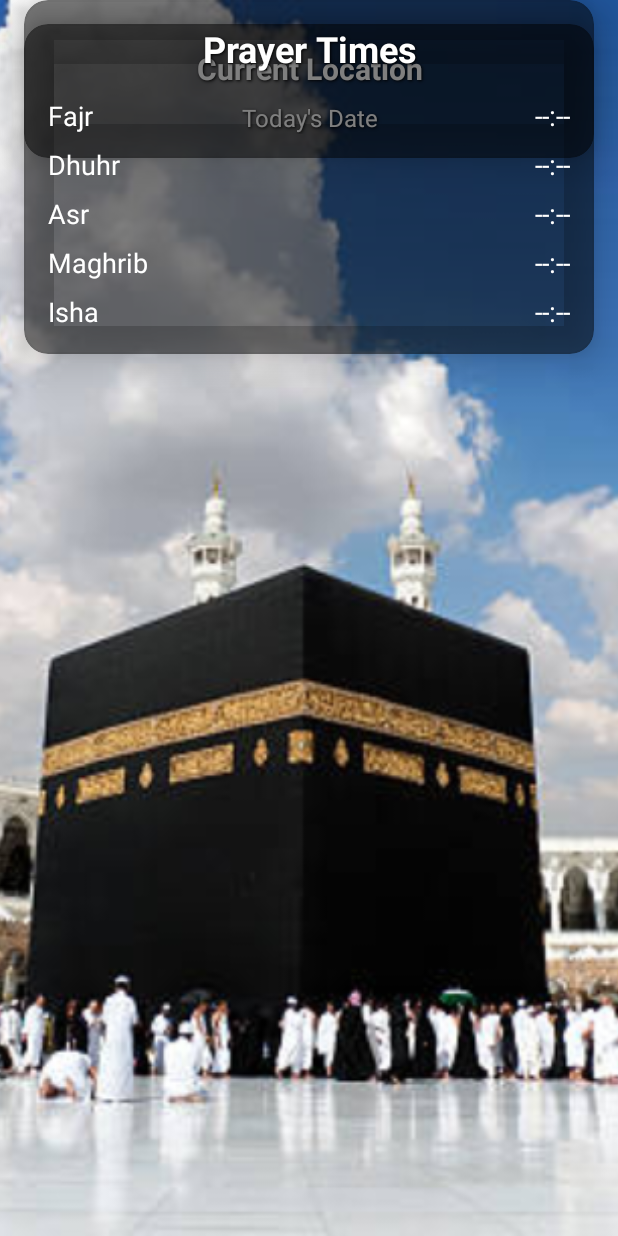
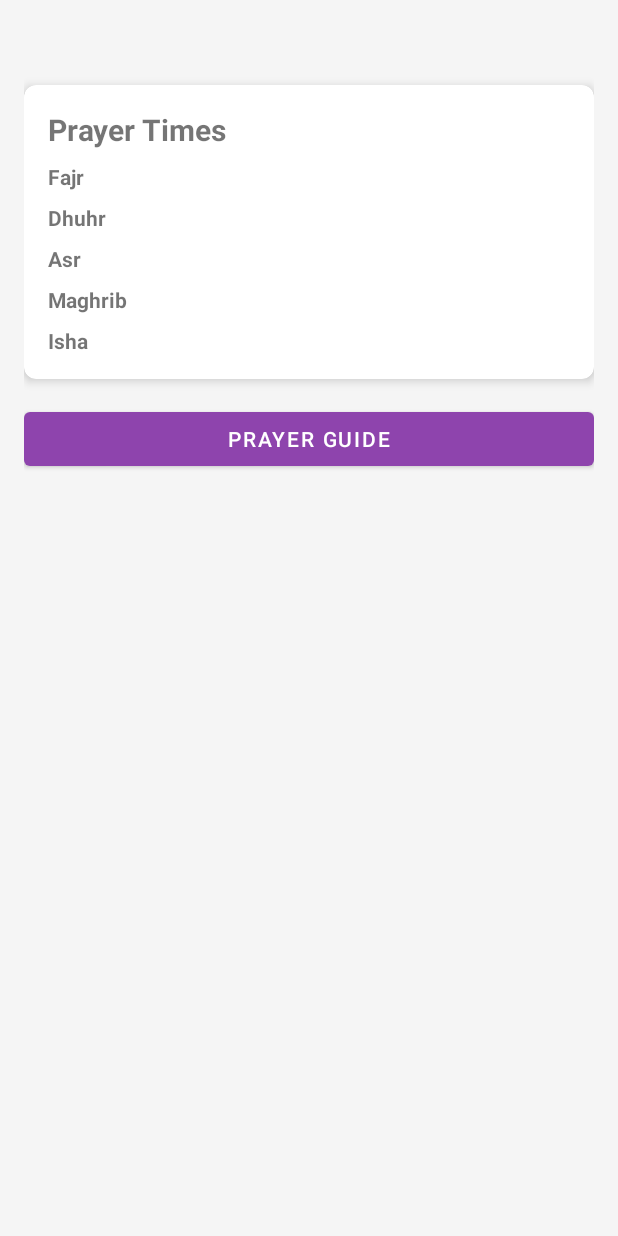
Before and after one commit to visiosoft/tasbeehcounter, an Android app: the layout fragment_namaz.xml on its own in the app's theme, with its tools: preview values and no code run, on a phone screen of 412 x 824 dp. Run offline under Robolectric (Android 15) with nearby library versions, the light colour scheme and no system bars.

Commit message:
Added Qibla and namaz time

```diff
--- a/app/build.gradle
+++ b/app/build.gradle
@@ -41,6 +41,10 @@ dependencies {
     implementation 'androidx.appcompat:appcompat:1.6.1'
     implementation 'com.google.android.material:material:1.11.0'
     implementation 'androidx.constraintlayout:constraintlayout:2.1.4'
+
+    // Google Play Services Location
+    implementation 'com.google.android.gms:play-services-location:21.1.0'
+
     testImplementation 'junit:junit:4.13.2'
     androidTestImplementation 'androidx.test.ext:junit:1.1.5'
     androidTestImplementation 'androidx.test.espresso:espresso-core:3.5.1'
--- a/app/src/main/AndroidManifest.xml
+++ b/app/src/main/AndroidManifest.xml
@@ -7,6 +7,8 @@
     <uses-permission android:name="android.permission.ACCESS_FINE_LOCATION" />
     <uses-permission android:name="android.permission.ACCESS_COARSE_LOCATION" />
     <uses-permission android:name="android.permission.INTERNET" />
+    <uses-feature android:name="android.hardware.sensor.accelerometer" android:required="true" />
+    <uses-feature android:name="android.hardware.sensor.compass" android:required="true" />
 
     <application
         android:allowBackup="true"
--- a/app/src/main/res/drawable/ic_qibla.xml
+++ b/app/src/main/res/drawable/ic_qibla.xml
@@ -5,6 +5,6 @@
     android:viewportWidth="24"
     android:viewportHeight="24">
     <path
-        android:fillColor="#000000"
-        android:pathData="M12,2C6.48,2 2,6.48 2,12s4.48,10 10,10 10,-4.48 10,-10S17.52,2 12,2zM12,20c-4.41,0 -8,-3.59 -8,-8s3.59,-8 8,-8 8,3.59 8,8 -3.59,8 -8,8zM12,6c-3.31,0 -6,2.69 -6,6s2.69,6 6,6 6,-2.69 6,-6 -2.69,-6 -6,-6zM12,16c-2.21,0 -4,-1.79 -4,-4s1.79,-4 4,-4 4,1.79 4,4 -1.79,4 -4,4zM12,10c-1.1,0 -2,0.9 -2,2s0.9,2 2,2 2,-0.9 2,-2 -0.9,-2 -2,-2z"/>
+        android:fillColor="#FF000000"
+        android:pathData="M12,2L4.5,20.29l0.71,0.71L12,18l6.79,3 0.71,-0.71z"/>
 </vector>
--- a/app/src/main/res/drawable/ic_tasbeeh.xml
+++ b/app/src/main/res/drawable/ic_tasbeeh.xml
@@ -5,6 +5,6 @@
     android:viewportWidth="24"
     android:viewportHeight="24">
     <path
-        android:fillColor="#000000"
-        android:pathData="M12,2C6.48,2 2,6.48 2,12s4.48,10 10,10 10,-4.48 10,-10S17.52,2 12,2zM12,20c-4.41,0 -8,-3.59 -8,-8s3.59,-8 8,-8 8,3.59 8,8 -3.59,8 -8,8zM12,6c-3.31,0 -6,2.69 -6,6s2.69,6 6,6 6,-2.69 6,-6 -2.69,-6 -6,-6zM12,16c-2.21,0 -4,-1.79 -4,-4s1.79,-4 4,-4 4,1.79 4,4 -1.79,4 -4,4z"/>
+        android:fillColor="#FF000000"
+        android:pathData="M12,2C6.48,2 2,6.48 2,12s4.48,10 10,10 10,-4.48 10,-10S17.52,2 12,2zM12,20c-4.41,0 -8,-3.59 -8,-8s3.59,-8 8,-8 8,3.59 8,8 -3.59,8 -8,8zM12,6c-3.31,0 -6,2.69 -6,6s2.69,6 6,6 6,-2.69 6,-6 -2.69,-6 -6,-6zM12,16c-2.21,0 -4,-1.79 -4,-4s1.79,-4 4,-4 4,1.79 4,4 -1.79,4 -4,4zM12,10c-1.1,0 -2,0.9 -2,2s0.9,2 2,2 2,-0.9 2,-2 -0.9,-2 -2,-2z"/>
 </vector>
--- a/app/src/main/res/layout/fragment_namaz.xml
+++ b/app/src/main/res/layout/fragment_namaz.xml
@@ -1,25 +1,32 @@
 <?xml version="1.0" encoding="utf-8"?>
-<androidx.constraintlayout.widget.ConstraintLayout xmlns:android="http://schemas.android.com/apk/res/android"
+<ScrollView xmlns:android="http://schemas.android.com/apk/res/android"
     xmlns:app="http://schemas.android.com/apk/res-auto"
     android:layout_width="match_parent"
     android:layout_height="match_parent">
 
-    <ImageView
-        android:id="@+id/backgroundImage"
+    <androidx.constraintlayout.widget.ConstraintLayout
         android:layout_width="match_parent"
-        android:layout_height="match_parent"
-        android:scaleType="centerCrop"
-        android:src="@drawable/kaaba_background"
-        android:contentDescription="Kaaba Background" />
+        android:layout_height="wrap_content"
+        android:padding="16dp">
+
+        <TextView
+            android:id="@+id/dateText"
+            android:layout_width="wrap_content"
+            android:layout_height="wrap_content"
+            android:textSize="18sp"
+            android:textStyle="bold"
+            app:layout_constraintTop_toTopOf="parent"
+            app:layout_constraintStart_toStartOf="parent"
+            app:layout_constraintEnd_toEndOf="parent" />
 
         <androidx.cardview.widget.CardView
+            android:id="@+id/prayerTimesCard"
             android:layout_width="match_parent"
             android:layout_height="wrap_content"
-        android:layout_margin="16dp"
-        app:cardBackgroundColor="#80000000"
-        app:cardCornerRadius="16dp"
-        app:cardElevation="16dp"
-        app:layout_constraintTop_toTopOf="parent">
+            android:layout_marginTop="16dp"
+            app:cardCornerRadius="8dp"
+            app:cardElevation="4dp"
+            app:layout_constraintTop_toBottomOf="@id/dateText">
 
             <LinearLayout
                 android:layout_width="match_parent"
@@ -28,69 +35,16 @@
                 android:padding="16dp">
 
                 <TextView
-                android:id="@+id/locationText"
-                android:layout_width="match_parent"
+                    android:layout_width="wrap_content"
                     android:layout_height="wrap_content"
-                android:gravity="center"
-                android:text="Current Location"
-                android:textColor="#FFFFFF"
+                    android:text="Prayer Times"
                     android:textSize="20sp"
-                android:textStyle="bold"
-                android:shadowColor="#000000"
-                android:shadowDx="1"
-                android:shadowDy="1"
-                android:shadowRadius="2" />
-
-            <TextView
-                android:id="@+id/dateText"
-                android:layout_width="match_parent"
-                android:layout_height="wrap_content"
-                android:layout_marginTop="8dp"
-                android:gravity="center"
-                android:text="Today's Date"
-                android:textColor="#FFFFFF"
-                android:textSize="16sp"
-                android:shadowColor="#000000"
-                android:shadowDx="1"
-                android:shadowDy="1"
-                android:shadowRadius="2" />
-
-        </LinearLayout>
-
-    </androidx.cardview.widget.CardView>
-
-    <androidx.cardview.widget.CardView
-        android:layout_width="match_parent"
-        android:layout_height="wrap_content"
-        android:layout_margin="16dp"
-        app:cardBackgroundColor="#80000000"
-        app:cardCornerRadius="16dp"
-        app:cardElevation="16dp"
-        app:layout_constraintTop_toBottomOf="@id/locationText">
+                    android:textStyle="bold" />
 
                 <LinearLayout
                     android:layout_width="match_parent"
                     android:layout_height="wrap_content"
-            android:orientation="vertical"
-            android:padding="16dp">
-
-            <TextView
-                android:layout_width="match_parent"
-                android:layout_height="wrap_content"
-                android:gravity="center"
-                android:text="Prayer Times"
-                android:textColor="#FFFFFF"
-                android:textSize="24sp"
-                android:textStyle="bold"
-                android:shadowColor="#000000"
-                android:shadowDx="1"
-                android:shadowDy="1"
-                android:shadowRadius="2" />
-
-            <LinearLayout
-                android:layout_width="match_parent"
-                android:layout_height="wrap_content"
-                android:layout_marginTop="16dp"
+                    android:layout_marginTop="8dp"
                     android:orientation="horizontal">
 
                     <TextView
@@ -98,17 +52,12 @@
                         android:layout_height="wrap_content"
                         android:layout_weight="1"
                         android:text="Fajr"
-                    android:textColor="#FFFFFF"
-                    android:textSize="18sp" />
+                        android:textStyle="bold" />
 
                     <TextView
                         android:id="@+id/fajrTime"
                         android:layout_width="wrap_content"
-                    android:layout_height="wrap_content"
-                    android:text="--:--"
-                    android:textColor="#FFFFFF"
-                    android:textSize="18sp" />
-
+                        android:layout_height="wrap_content" />
                 </LinearLayout>
 
                 <LinearLayout
@@ -122,17 +71,12 @@
                         android:layout_height="wrap_content"
                         android:layout_weight="1"
                         android:text="Dhuhr"
-                    android:textColor="#FFFFFF"
-                    android:textSize="18sp" />
+                        android:textStyle="bold" />
 
                     <TextView
                         android:id="@+id/dhuhrTime"
                         android:layout_width="wrap_content"
-                    android:layout_height="wrap_content"
-                    android:text="--:--"
-                    android:textColor="#FFFFFF"
-                    android:textSize="18sp" />
-
+                        android:layout_height="wrap_content" />
                 </LinearLayout>
 
                 <LinearLayout
@@ -146,17 +90,12 @@
                         android:layout_height="wrap_content"
                         android:layout_weight="1"
                         android:text="Asr"
-                    android:textColor="#FFFFFF"
-                    android:textSize="18sp" />
+                        android:textStyle="bold" />
 
                     <TextView
                         android:id="@+id/asrTime"
                         android:layout_width="wrap_content"
-                    android:layout_height="wrap_content"
-                    android:text="--:--"
-                    android:textColor="#FFFFFF"
-                    android:textSize="18sp" />
-
+                        android:layout_height="wrap_content" />
                 </LinearLayout>
 
                 <LinearLayout
@@ -170,17 +109,12 @@
                         android:layout_height="wrap_content"
                         android:layout_weight="1"
                         android:text="Maghrib"
-                    android:textColor="#FFFFFF"
-                    android:textSize="18sp" />
+                        android:textStyle="bold" />
 
                     <TextView
                         android:id="@+id/maghribTime"
                         android:layout_width="wrap_content"
-                    android:layout_height="wrap_content"
-                    android:text="--:--"
-                    android:textColor="#FFFFFF"
-                    android:textSize="18sp" />
-
+                        android:layout_height="wrap_content" />
                 </LinearLayout>
 
                 <LinearLayout
@@ -194,21 +128,31 @@
                         android:layout_height="wrap_content"
                         android:layout_weight="1"
                         android:text="Isha"
-                    android:textColor="#FFFFFF"
-                    android:textSize="18sp" />
+                        android:textStyle="bold" />
 
                     <TextView
                         android:id="@+id/ishaTime"
                         android:layout_width="wrap_content"
-                    android:layout_height="wrap_content"
-                    android:text="--:--"
-                    android:textColor="#FFFFFF"
-                    android:textSize="18sp" />
-
+                        android:layout_height="wrap_content" />
                 </LinearLayout>
-
             </LinearLayout>
-
         </androidx.cardview.widget.CardView>
 
+        <Button
+            android:id="@+id/prayerGuideButton"
+            android:layout_width="match_parent"
+            android:layout_height="wrap_content"
+            android:layout_marginTop="16dp"
+            android:text="Prayer Guide"
+            app:layout_constraintTop_toBottomOf="@id/prayerTimesCard" />
+
+        <TextView
+            android:id="@+id/prayerGuideText"
+            android:layout_width="match_parent"
+            android:layout_height="wrap_content"
+            android:layout_marginTop="16dp"
+            android:textSize="16sp"
+            app:layout_constraintTop_toBottomOf="@id/prayerGuideButton" />
+
     </androidx.constraintlayout.widget.ConstraintLayout>
+</ScrollView>
```
Also changed, not shown: app/src/main/java/com/example/tasbeehcounter/MainActivity.kt (+27 -2 lines), app/src/main/java/com/example/tasbeehcounter/NamazFragment.kt (added, +76 -0 lines), app/src/main/java/com/example/tasbeehcounter/QiblaFragment.kt (added, +243 -0 lines), app/src/main/res/drawable/ic_namaz.xml (added, +10 -0 lines), app/src/main/res/layout/activity_main.xml (+14 -4 lines), app/src/main/res/layout/fragment_qibla.xml (+27 -66 lines), app/src/main/res/menu/bottom_nav_menu.xml (added, +15 -0 lines). Lines whose indentation alone changed are shown as unchanged.
